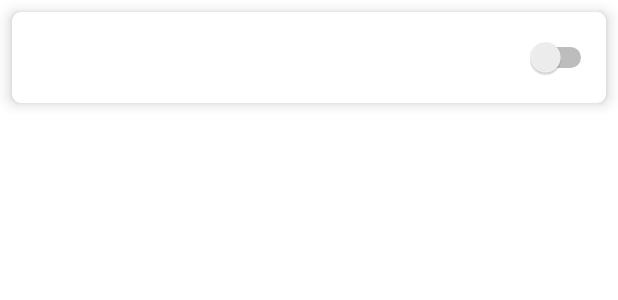
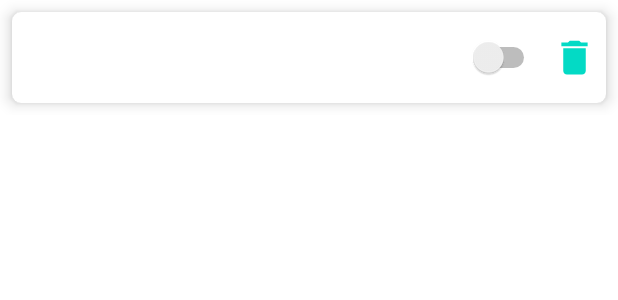
Before and after one commit to mnhmasum/AppScheduler, an Android app: the layout recyclerview_alarm.xml on its own in the app's theme, with its tools: preview values and no code run, on a phone screen of 412 x 824 dp. Shown: the top 300 px of the screen. Run offline under Robolectric (Android 15) with nearby library versions, the phone set to English and light mode, and no system bars.

Commit message:
showing recurring dates

```diff
--- a/app/src/main/java/com/meldcx/appscheduler/data/AlarmDao.java
+++ b/app/src/main/java/com/meldcx/appscheduler/data/AlarmDao.java
@@ -2,6 +2,7 @@ package com.meldcx.appscheduler.data;
 
 import androidx.lifecycle.LiveData;
 import androidx.room.Dao;
+import androidx.room.Delete;
 import androidx.room.Insert;
 import androidx.room.Query;
 import androidx.room.Update;
@@ -21,4 +22,7 @@ public interface AlarmDao {
 
     @Update
     void update(Alarm alarm);
+
+    @Delete
+    void delete(Alarm alarm);
 }
--- a/app/src/main/java/com/meldcx/appscheduler/repository/AlarmRepository.kt
+++ b/app/src/main/java/com/meldcx/appscheduler/repository/AlarmRepository.kt
@@ -18,4 +18,8 @@ class AlarmRepository() {
         databaseWriteExecutor.execute { alarmDao.update(alarm) }
     }
 
+    fun delete(alarm: Alarm?) {
+        databaseWriteExecutor.execute { alarmDao.delete(alarm) }
+    }
+
 }
--- a/app/src/main/java/com/meldcx/appscheduler/ui/createalarm/CreateAlarmActivity.kt
+++ b/app/src/main/java/com/meldcx/appscheduler/ui/createalarm/CreateAlarmActivity.kt
@@ -38,8 +38,8 @@ class CreateAlarmActivity : BaseActivity<ActivityCreatealarmBinding>() {
         }
     }
 
-    fun createAlarm() {
-        val task = buildTask(time_picker, binding, mAppId)
+    fun onClickCreateTask() {
+        val task = buildTask(binding, mAppId)
         if (createTaskViewModel.isTaskValid(task)) {
             createTaskViewModel.insert(task)
             task.scheduleAndClose()
--- a/app/src/main/java/com/meldcx/appscheduler/ui/main/AlarmRecyclerViewAdapter.kt
+++ b/app/src/main/java/com/meldcx/appscheduler/ui/main/AlarmRecyclerViewAdapter.kt
@@ -20,6 +20,7 @@ class AlarmRecyclerViewAdapter(private var mainViewModel: MainViewModel) : Recyc
     override fun onCreateViewHolder(parent: ViewGroup, viewType: Int): AlarmViewHolder {
         val binding = DataBindingUtil.inflate<RecyclerviewAlarmBinding>(LayoutInflater.from(parent.context), R.layout.recyclerview_alarm, parent, false)
         binding.adapter = this
+        binding.viewModel = mainViewModel
         this.context = parent.context
         return AlarmViewHolder(binding)
     }
@@ -32,6 +33,11 @@ class AlarmRecyclerViewAdapter(private var mainViewModel: MainViewModel) : Recyc
             alarm.cancelAlarm(context)
             mainViewModel.update(alarm)
         }
+    }
+
+    fun delete(alarm: Alarm) {
+        mainViewModel.delete(alarm)
+        alarm.cancelAlarm(context)
     }
 
     override fun getItemViewType(position: Int): Int {
--- a/app/src/main/java/com/meldcx/appscheduler/utils/DayUtil.java
+++ b/app/src/main/java/com/meldcx/appscheduler/utils/DayUtil.java
@@ -22,4 +22,5 @@ public final class DayUtil {
         }
         throw new Exception("Could not locate day");
     }
+
 }
--- /dev/null
+++ b/app/src/main/res/drawable/ic_delete_24px.xml
@@ -0,0 +1,9 @@
+<vector xmlns:android="http://schemas.android.com/apk/res/android"
+    android:width="24dp"
+    android:height="24dp"
+    android:viewportWidth="24"
+    android:viewportHeight="24">
+  <path
+      android:fillColor="#FF03DAC5"
+      android:pathData="M6,19c0,1.1 0.9,2 2,2h8c1.1,0 2,-0.9 2,-2V7H6v12zM19,4h-3.5l-1,-1h-5l-1,1H5v2h14V4z"/>
+</vector>
--- a/app/src/main/res/layout/activity_createalarm.xml
+++ b/app/src/main/res/layout/activity_createalarm.xml
@@ -156,7 +156,7 @@
                 android:layout_width="match_parent"
                 android:layout_height="wrap_content"
                 android:layout_gravity="center"
-                android:onClick="@{()-> activity.createAlarm()}"
+                android:onClick="@{()-> activity.onClickCreateTask()}"
                 android:text="SAVE"
                 android:textSize="18sp"
                 app:layout_constraintBottom_toBottomOf="parent" />
@@ -167,6 +167,7 @@
                 android:layout_height="wrap_content"
                 android:text='@{viewModel.validationErrors.size()>0?"Validation error: Please select an App":""}'
                 android:textColor="@color/red"
+                android:textSize="16sp"
                 app:layout_constraintBottom_toTopOf="@+id/fragment_createalarm_scheduleAlarm"
                 app:layout_constraintEnd_toEndOf="parent"
                 app:layout_constraintStart_toStartOf="parent" />
--- a/app/src/main/res/layout/recyclerview_alarm.xml
+++ b/app/src/main/res/layout/recyclerview_alarm.xml
@@ -3,6 +3,8 @@
     xmlns:app="http://schemas.android.com/apk/res-auto">
 
     <data>
+
+        <import type="android.view.View" />
 
         <variable
             name="alarm"
@@ -25,6 +27,8 @@
             android:layout_width="match_parent"
             android:layout_height="wrap_content"
             android:layout_margin="8dp"
+            android:longClickable="true"
+            android:onLongClick="@{() -> adapter.delete(alarm)}"
             app:cardCornerRadius="6dp"
             app:cardElevation="6dp">
 
@@ -58,6 +62,14 @@
                     android:orientation="vertical">
 
                     <TextView
+                        android:id="@+id/text_recurring"
+                        android:layout_width="wrap_content"
+                        android:layout_height="wrap_content"
+                        android:text='@{"" + alarm.getRecurringDaysText()}'
+                        android:textSize="12sp"
+                        android:visibility="@{alarm.recurring == true? View.VISIBLE:View.GONE}" />
+
+                    <TextView
                         android:id="@+id/item_alarm_title"
                         android:layout_width="wrap_content"
                         android:layout_height="wrap_content"
@@ -66,12 +78,23 @@
 
                 </LinearLayout>
 
+                <ImageButton
+                    android:id="@+id/buttonDelete"
+                    android:layout_width="30dp"
+                    android:layout_height="30dp"
+                    android:layout_alignParentRight="true"
+                    android:layout_centerVertical="true"
+                    android:background="@drawable/ic_delete_24px"
+                    android:onClick="@{()->adapter.delete(alarm)}"
+                    android:padding="8dp" />
+
                 <Switch
                     android:id="@+id/item_alarm_started"
                     android:layout_width="wrap_content"
                     android:layout_height="wrap_content"
-                    android:layout_alignParentRight="true"
                     android:layout_centerVertical="true"
+                    android:layout_marginRight="8dp"
+                    android:layout_toLeftOf="@+id/buttonDelete"
                     android:checked="@{alarm.started}"
                     android:onCheckedChanged="@{(c,b)->adapter.onToggle(alarm, b)}" />
 
```
Also changed, not shown: app/src/main/java/com/meldcx/appscheduler/data/Alarm.kt (+29 -0 lines), app/src/main/java/com/meldcx/appscheduler/ui/base/BaseActivity.kt (+25 -2 lines), app/src/main/java/com/meldcx/appscheduler/ui/main/MainActivity.kt (+0 -11 lines), app/src/main/java/com/meldcx/appscheduler/ui/main/MainViewModel.kt (+5 -4 lines), app/src/main/java/com/meldcx/appscheduler/utils/Extensions.kt (+19 -20 lines), app/src/main/java/com/meldcx/appscheduler/utils/TimePickerUtil.java (deleted, +0 -22 lines), app/src/main/java/com/meldcx/appscheduler/utils/ViewBindingAdapter.kt (+9 -0 lines).
